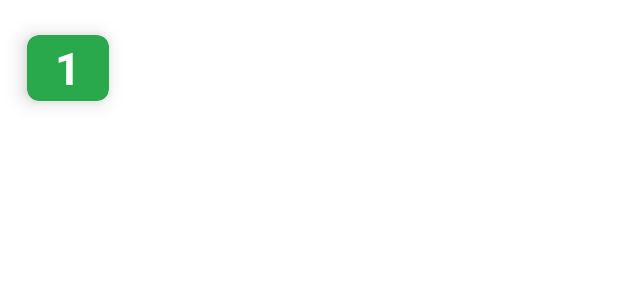
After one commit to RobertoSSantos/CapiRaffle, an Android app: the layout grid_item.xml on its own in the app's theme, with its tools: preview values and no code run, on a phone screen of 412 x 824 dp. The commit adds this screen. Shown: the top 300 px of the screen. Run offline under Robolectric (Android 15) with nearby library versions, the phone set to English and light mode, and no system bars.

Commit message:
BORA CITY!!

```diff
--- /dev/null
+++ b/app/src/main/res/layout/grid_item.xml
@@ -0,0 +1,34 @@
+<?xml version="1.0" encoding="utf-8"?>
+<androidx.cardview.widget.CardView xmlns:android="http://schemas.android.com/apk/res/android"
+    xmlns:app="http://schemas.android.com/apk/res-auto"
+   android:id="@+id/dezenaCard"
+    android:layout_width="80dp"
+    android:layout_height="80dp"
+    android:layout_margin="5dp"
+    app:cardBackgroundColor="@color/btnFree"
+    app:cardCornerRadius="8dp"
+    app:cardElevation="8dp"
+    app:cardMaxElevation="10dp"
+    app:cardPreventCornerOverlap="true"
+    app:cardUseCompatPadding="true">
+
+    <RelativeLayout
+        android:layout_width="match_parent"
+        android:layout_height="match_parent">
+
+        <TextView
+            android:id="@+id/dezenaValue"
+            android:layout_width="match_parent"
+            android:layout_height="match_parent"
+            android:gravity="center"
+            android:text="1"
+            android:textColor="@color/white"
+            android:textSize="30sp"
+            android:textStyle="bold"
+            android:textAlignment="center"/>
+
+
+    </RelativeLayout>
+
+
+</androidx.cardview.widget.CardView>
--- a/app/src/main/res/values/colors.xml
+++ b/app/src/main/res/values/colors.xml
@@ -9,4 +9,6 @@
     <color name="white">#FFFFFFFF</color>
 
     <color name="appbase">#03DAC6</color>
+    <color name="btnFree">#2aa84c</color>
+    <color name="btnOff">#a82a2a</color>
 </resources>
```
Also changed, not shown: app/src/main/java/br/com/senaicimatec/capiraffle/AddRaffleFragment.java (deleted, +0 -64 lines), app/src/main/java/br/com/senaicimatec/capiraffle/DezenasModel.java (added, +29 -0 lines), app/src/main/java/br/com/senaicimatec/capiraffle/GridAdapter.java (added, +67 -0 lines), app/src/main/java/br/com/senaicimatec/capiraffle/RifaFragment.java (+50 -45 lines), app/src/main/res/layout/fragment_add_raffle.xml (deleted, +0 -14 lines), app/src/main/res/layout/fragment_rifa.xml (+73 -5 lines).
